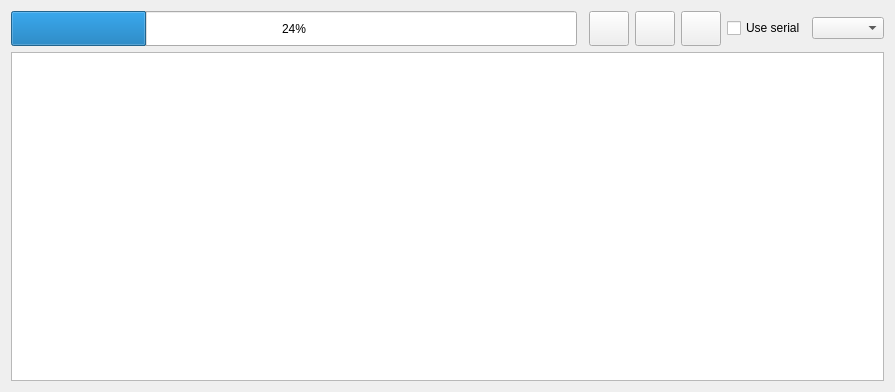
Qt form Sources/mainwindow.ui (Gresthorn/UWB_COORDINATE_READER) before a commit.
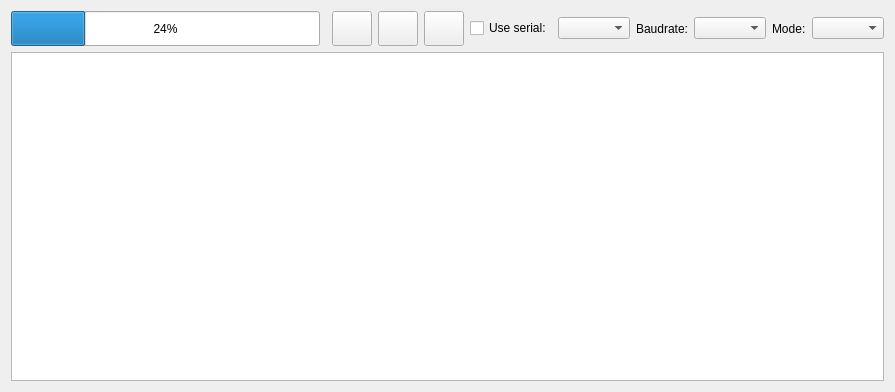
The same form after that commit.

Commit message: Repaired bug preventing closing the program when run and no files selected, Added serial communication data mode setup, Added multiple baudrate options, Readme enhanced.

Patch:
```diff
--- a/Sources/mainwindow.ui
+++ b/Sources/mainwindow.ui
@@ -76,10 +76,33 @@
     <item row="0" column="5">
      <widget class="QCheckBox" name="serialCheckBox">
       <property name="text">
-       <string>Use serial</string>
+       <string>Use serial:</string>
       </property>
      </widget>
     </item>
+    <item row="0" column="8">
+     <widget class="QComboBox" name="baudRate"/>
+    </item>
+    <item row="0" column="7">
+     <widget class="QLabel" name="baudrateLabel">
+      <property name="text">
+       <string>Baudrate:</string>
+      </property>
+     </widget>
+    </item>
+    <item row="0" column="9">
+     <widget class="QLabel" name="modeLabel">
+      <property name="text">
+       <string>Mode:</string>
+      </property>
+     </widget>
+    </item>
+    <item row="0" column="10">
+     <widget class="QComboBox" name="serialMode"/>
+    </item>
+    <item row="1" column="0" colspan="11">
+     <widget class="QTextEdit" name="logger"/>
+    </item>
    </layout>
   </widget>
  </widget>
```
Left out of the diff: 3 changed lines with no effect on the pictures. The commit also changes 31 other files.
